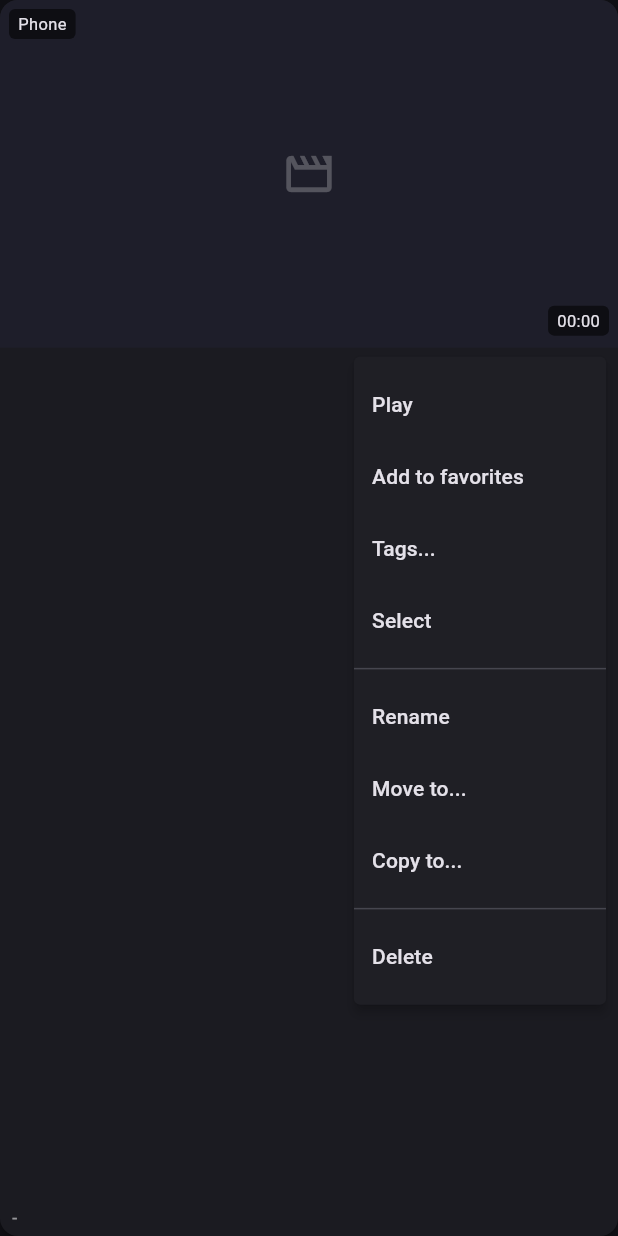
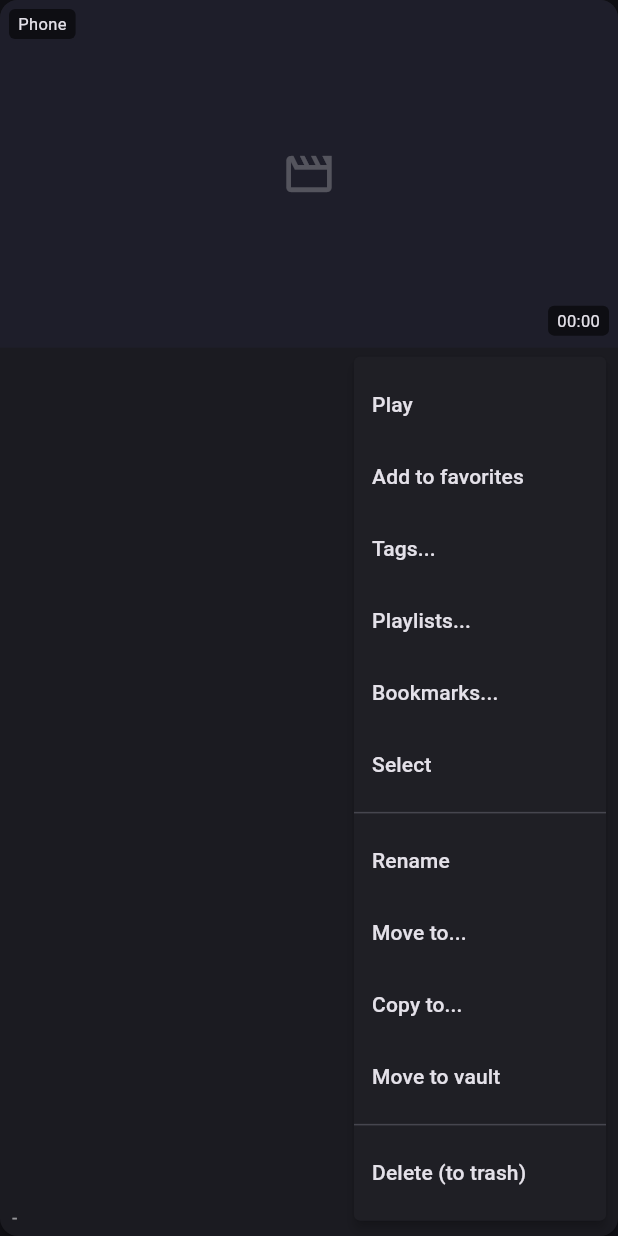
Before and after one commit to RahilHASN/offline_player, a Flutter app: the VideoCard widget shown alone on an empty page, opened directly with empty values, after a tap on the "more vert" icon, on a phone screen of 412 x 824 dp. Run offline on Flutter 3.47's test engine with Material 3 defaults, Android fonts, the phone set to English and light mode, and no system bars; our stand-ins replace file_picker, permission_handler, shared_preferences; missing offline and left inert: dart:ffi, media_kit, media_kit_video, photo_manager; accounts and stored records are empty.

Commit message:
Update video_card.dart

```diff
--- a/lib/widgets/video_card.dart
+++ b/lib/widgets/video_card.dart
@@ -11,7 +11,19 @@ import '../services/preview_controller.dart';
 import '../services/thumbnail_service.dart';
 import '../utils/format.dart';
 
-enum VideoAction { play, favorite, tags, rename, copyTo, moveTo, select, delete }
+enum VideoAction {
+  play,
+  favorite,
+  tags,
+  playlists,
+  bookmarks,
+  select,
+  rename,
+  moveTo,
+  copyTo,
+  vault,
+  delete,
+}
 
 class VideoCard extends StatefulWidget {
   final VideoItem item;
@@ -131,13 +143,17 @@ class _VideoCardState extends State<VideoCard> {
 
   Widget _buildCard(AppSettings settings, LibraryStore store) {
     final item = widget.item;
+    final key = item.key;
     final selecting = widget.selecting;
     final selected = widget.selected;
     final primary = Theme.of(context).colorScheme.primary;
     final shownDuration =
         _duration ?? ThumbnailService.instance.durations[item.id] ?? item.duration;
-    final fav = store.isFav(item.path);
-    final tags = store.tagsFor(item.path);
+    final fav = store.isFav(key);
+    final hidden = store.isHidden(key);
+    final tags = store.tagsFor(key);
+    final prog = store.progressFor(key);
+    final frac = prog?.fraction ?? 0.0;
     final sub = StringBuffer(formatSize(item.sizeBytes));
     if (tags.isNotEmpty) {
       sub.write('  ·  ${tags.map((t) => '#$t').join(' ')}');
@@ -163,6 +179,18 @@ class _VideoCardState extends State<VideoCard> {
               cacheWidth: 480,
               gaplessPlayback: true,
               errorBuilder: (_, __, ___) => const SizedBox.shrink(),
+            ),
+          if (frac > 0.02 && frac < 0.97)
+            Positioned(
+              left: 0,
+              right: 0,
+              bottom: 0,
+              child: LinearProgressIndicator(
+                value: frac,
+                minHeight: 3,
+                backgroundColor: Colors.black38,
+                color: Colors.redAccent,
+              ),
             ),
           if (!settings.largePreview && !selecting)
             Positioned.fill(
@@ -216,7 +244,17 @@ class _VideoCardState extends State<VideoCard> {
             Positioned(
               left: 6,
               top: 6,
-              child: _Badge(text: item.source.label),
+              child: Row(
+                mainAxisSize: MainAxisSize.min,
+                children: [
+                  _Badge(text: item.source.label),
+                  if (hidden)
+                    const Padding(
+                      padding: EdgeInsets.only(left: 4),
+                      child: Icon(Icons.lock, size: 16, color: Colors.amber),
+                    ),
+                ],
+              ),
             ),
           if (item.path.isNotEmpty && !selecting)
             Positioned(
@@ -224,7 +262,7 @@ class _VideoCardState extends State<VideoCard> {
               top: 0,
               child: GestureDetector(
                 behavior: HitTestBehavior.opaque,
-                onTap: () => store.toggleFav(item.path),
+                onTap: () => store.toggleFav(key),
                 child: Padding(
                   padding: const EdgeInsets.all(6),
                   child: Icon(
@@ -318,6 +356,14 @@ class _VideoCardState extends State<VideoCard> {
                         child: Text('Tags...'),
                       ),
                       const PopupMenuItem(
+                        value: VideoAction.playlists,
+                        child: Text('Playlists...'),
+                      ),
+                      const PopupMenuItem(
+                        value: VideoAction.bookmarks,
+                        child: Text('Bookmarks...'),
+                      ),
+                      const PopupMenuItem(
                         value: VideoAction.select,
                         child: Text('Select'),
                       ),
@@ -334,10 +380,15 @@ class _VideoCardState extends State<VideoCard> {
                         value: VideoAction.copyTo,
                         child: Text('Copy to...'),
                       ),
+                      PopupMenuItem(
+                        value: VideoAction.vault,
+                        child: Text(
+                            hidden ? 'Remove from vault' : 'Move to vault'),
+                      ),
                       const PopupMenuDivider(),
                       const PopupMenuItem(
                         value: VideoAction.delete,
-                        child: Text('Delete'),
+                        child: Text('Delete (to trash)'),
                       ),
                     ],
                     child: const SizedBox(
```
